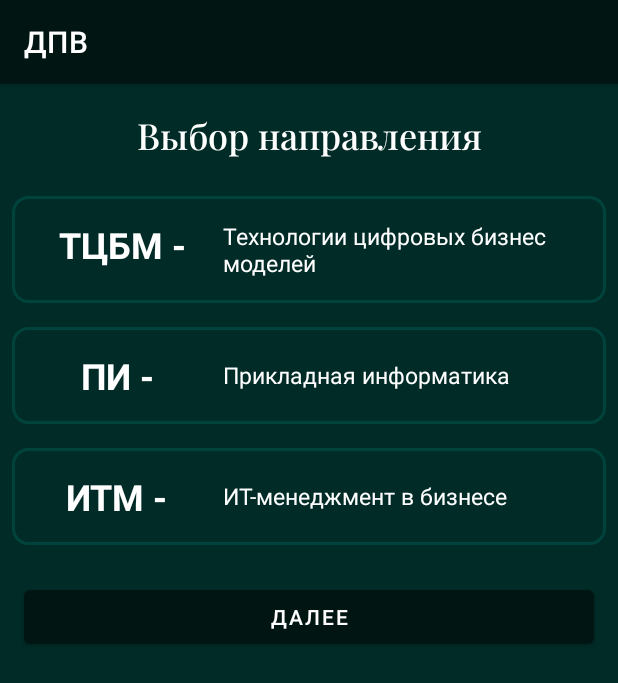
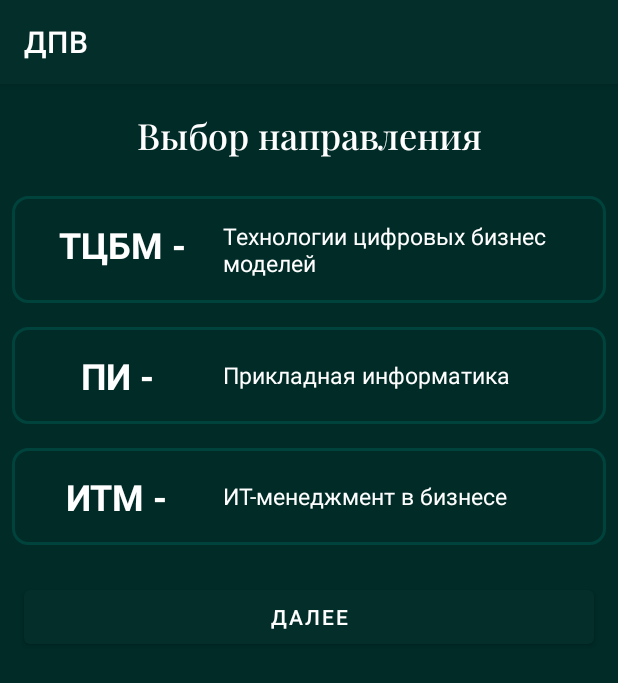
Before and after one commit to madebyhidden/DPV_FA, an Android app: the screen it shows after launch (WayActivity), on a phone screen of 412 x 824 dp. Shown: the top 683 px of the screen. Run offline under Robolectric (Android 15) with nearby library versions, the phone set to English and light mode, and no system bars.

Commit message:
v = v0.7.1-stable

```diff
--- a/app/src/main/java/com/example/fa_dvp_pi/WayActivity.java
+++ b/app/src/main/java/com/example/fa_dvp_pi/WayActivity.java
@@ -1,16 +1,24 @@
 package com.example.fa_dvp_pi;
 
+import android.content.Context;
 import android.content.Intent;
+import android.content.SharedPreferences;
 import android.os.Bundle;
+import android.util.Log;
 import android.widget.Button;
 import android.widget.TableRow;
 import android.widget.TextView;
 
 import androidx.appcompat.app.AppCompatActivity;
 
+import org.json.JSONException;
+import org.json.JSONObject;
+
 import java.io.BufferedWriter;
+import java.io.FileOutputStream;
 import java.io.FileWriter;
 import java.io.IOException;
+import java.util.Objects;
 import java.util.concurrent.atomic.AtomicReference;
 
 public class WayActivity extends AppCompatActivity {
@@ -21,21 +29,21 @@ public class WayActivity extends AppCompatActivity {
         super.onCreate(savedInstanceState);
         setContentView(R.layout.setting_layout);
 
-//        SharedPreferences prefs = getSharedPreferences("MyPrefs", MODE_PRIVATE);
-//
-//        boolean isFirstRun = prefs.getBoolean("isFirstRun", true);
-//
-//
-//        if (isFirstRun) {
-//            SharedPreferences.Editor editor = prefs.edit();
-//            editor.putBoolean("isFirstRun", false);
-//            editor.apply();
-//        }
-//        else {
-//            Intent intent = new Intent(this, WayActivity.class);
-//            startActivity(intent);
-//            finish();
-//        }
+        SharedPreferences prefs = getSharedPreferences("MyPrefs", MODE_PRIVATE);
+
+        boolean isFirstRun = prefs.getBoolean("isFirstRun", true);
+
+
+        if (isFirstRun) {
+            SharedPreferences.Editor editor = prefs.edit();
+            editor.putBoolean("isFirstRun", false);
+            editor.apply();
+        }
+        else {
+            Intent intent = new Intent(this, TimeTableActivity.class);
+            startActivity(intent);
+            finish();
+        }
 
 
         final TableRow TableViewPI = findViewById(R.id.textViewPI);
@@ -74,11 +82,21 @@ public class WayActivity extends AppCompatActivity {
         btn.setOnClickListener(view -> {
 
             try {
+                System.out.println(direction.get());
+                JSONObject jsonData = new JSONObject();
+                try {
+                    jsonData.put("direction", direction.get());
+                } catch (JSONException e) {
+                    e.printStackTrace();
+                    Log.d("JSONException", Objects.requireNonNull(e.getMessage()));
+                }
 
-                try (BufferedWriter bufferedWriter = new BufferedWriter(new FileWriter("direction.txt"))){
-                    bufferedWriter.write(direction.get());
+
+                String fileName = "dir.json";
+                try (FileOutputStream fos = openFileOutput(fileName, Context.MODE_PRIVATE)) {
+                    fos.write(jsonData.toString().getBytes());
                 } catch (IOException e) {
-                    System.err.println("Ошибка при записи в файл: " + e.getMessage());
+                    e.printStackTrace();
                 }
 
                 Intent intent = new Intent(view.getContext(), MainActivity.class);
@@ -88,6 +106,10 @@ public class WayActivity extends AppCompatActivity {
                 throw new RuntimeException(e);
             }
 
+
+
+
+
         });
     }
 }
--- a/app/src/main/res/layout/setting_layout.xml
+++ b/app/src/main/res/layout/setting_layout.xml
@@ -27,7 +27,7 @@
 
 
     <TableRow
-        android:id="@+id/textViewPI"
+        android:id="@+id/textViewTCBM"
         android:layout_width="match_parent"
         android:layout_height="wrap_content"
         android:layout_margin="8dp"
@@ -62,7 +62,7 @@
     </TableRow>
 
     <TableRow
-        android:id="@+id/textViewITM"
+        android:id="@+id/textViewPI"
         android:layout_width="match_parent"
         android:layout_height="wrap_content"
         android:layout_margin="8dp"
@@ -97,7 +97,7 @@
     </TableRow>
 
     <TableRow
-        android:id="@+id/textViewTCBM"
+        android:id="@+id/textViewITM"
         android:layout_width="match_parent"
         android:layout_height="wrap_content"
         android:layout_margin="8dp"
--- a/app/src/main/res/values-night/themes.xml
+++ b/app/src/main/res/values-night/themes.xml
@@ -2,13 +2,13 @@
     <!-- Base application theme. -->
     <style name="Theme.FA_DVP_PI" parent="Theme.MaterialComponents.DayNight.DarkActionBar">
         <!-- Primary brand color. -->
-        <item name="colorPrimary">@color/purple_200</item>
-        <item name="colorPrimaryVariant">@color/purple_700</item>
-        <item name="colorOnPrimary">@color/black</item>
+        <item name="colorPrimary">#033E38</item>
+        <item name="colorPrimaryVariant">#003700B3</item>
+        <item name="colorOnPrimary">@color/teal_700</item>
         <!-- Secondary brand color. -->
         <item name="colorSecondary">@color/teal_200</item>
         <item name="colorSecondaryVariant">@color/teal_200</item>
-        <item name="colorOnSecondary">@color/black</item>
+        <item name="colorOnSecondary">@color/teal_200</item>
         <!-- Status bar color. -->
         <item name="android:statusBarColor">?attr/colorPrimaryVariant</item>
         <!-- Customize your theme here. -->
--- a/app/src/main/res/values/colors.xml
+++ b/app/src/main/res/values/colors.xml
@@ -1,10 +1,10 @@
 <?xml version="1.0" encoding="utf-8"?>
 <resources>
-    <color name="purple_200">#011513</color>
-    <color name="purple_500">#011513</color>
-    <color name="purple_700">#FF3700B3</color>
+    <color name="purple_200">#032E2A</color>
+    <color name="purple_500">#032E2A</color>
+    <color name="purple_700">#032E2A</color>
     <color name="teal_200">#FF03DAC5</color>
     <color name="teal_700">#FF018786</color>
-    <color name="black">#FF000000</color>
+    <color name="black">#032E2A</color>
     <color name="white">#FFFFFFFF</color>
 </resources>
```
Also changed, not shown: app/src/main/java/com/example/fa_dvp_pi/MainActivity.java (+69 -17 lines), app/src/main/java/com/example/fa_dvp_pi/TimeTableActivity.java (+34 -11 lines), app/src/main/res/values/arrays.xml (+7 -7 lines), 1 other file.
